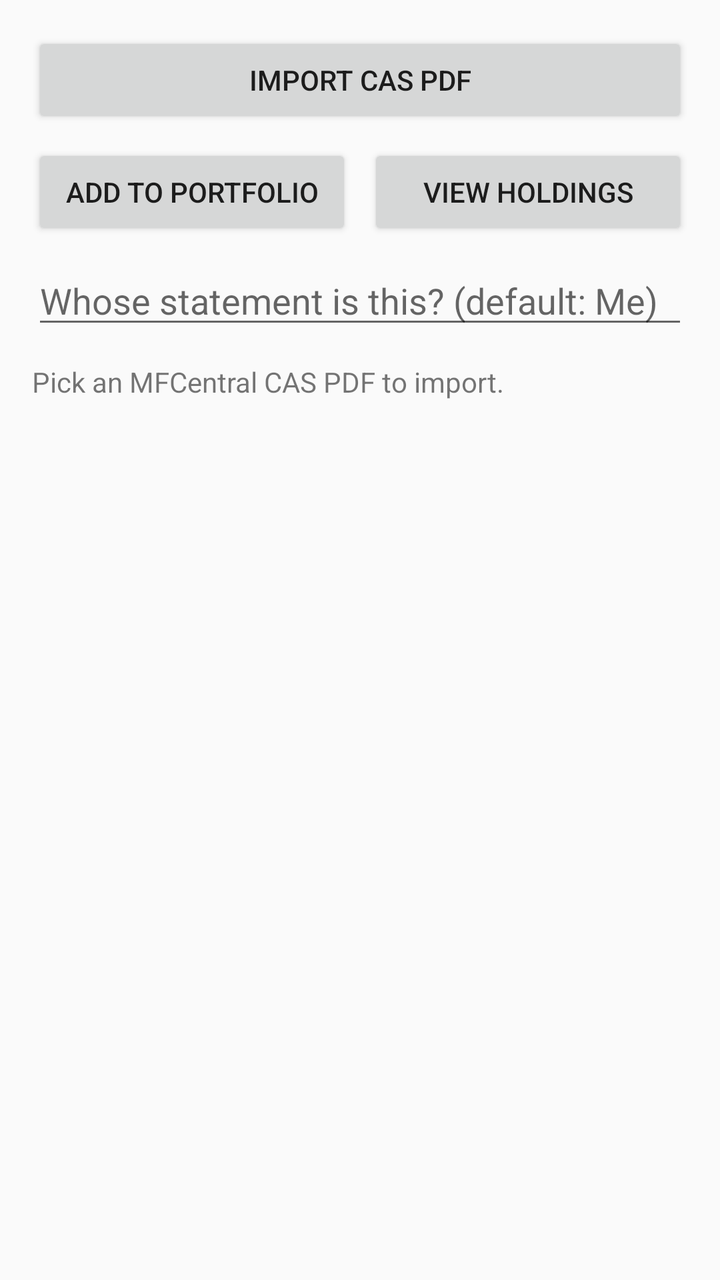
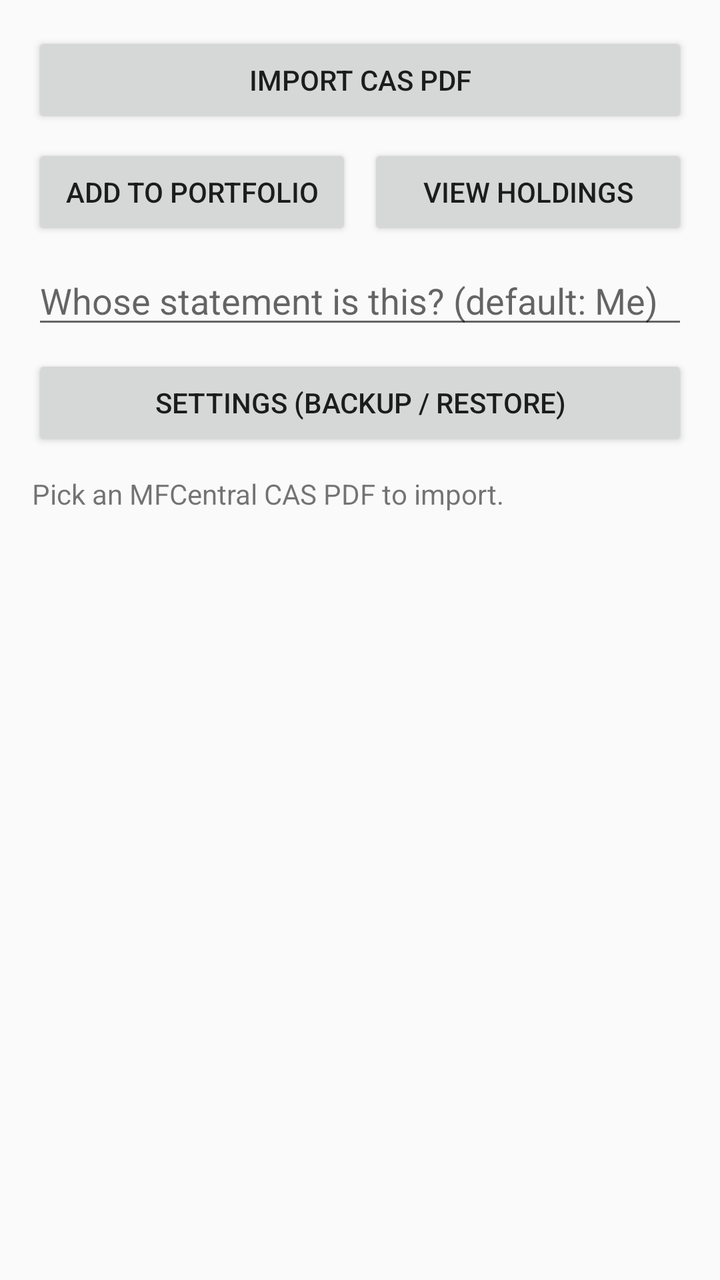

Compare the two renders of this Android layout. The source of the first and the diff that turns it into the second are given below.
<!-- AndroidManifest.xml: application theme Theme.AppCompat.Light.NoActionBar -->
<!-- res/layout/activity_main.xml -->
<?xml version="1.0" encoding="utf-8"?>
<LinearLayout xmlns:android="http://schemas.android.com/apk/res/android"
    android:layout_width="match_parent"
    android:layout_height="match_parent"
    android:orientation="vertical"
    android:padding="16dp">

    <Button
        android:id="@+id/importButton"
        android:layout_width="match_parent"
        android:layout_height="wrap_content"
        android:text="Import CAS PDF" />

    <LinearLayout
        android:layout_width="match_parent"
        android:layout_height="wrap_content"
        android:orientation="horizontal"
        android:layout_marginTop="8dp">

        <Button
            android:id="@+id/commitButton"
            android:layout_width="0dp"
            android:layout_height="wrap_content"
            android:layout_weight="1"
            android:layout_marginEnd="4dp"
            android:text="Add to Portfolio" />

        <Button
            android:id="@+id/viewHoldingsButton"
            android:layout_width="0dp"
            android:layout_height="wrap_content"
            android:layout_weight="1"
            android:layout_marginStart="4dp"
            android:text="View Holdings" />

    </LinearLayout>

    <EditText
        android:id="@+id/memberNameInput"
        android:layout_width="match_parent"
        android:layout_height="wrap_content"
        android:layout_marginTop="8dp"
        android:hint="Whose statement is this? (default: Me)"
        android:inputType="textPersonName" />

    <TextView
        android:id="@+id/statusText"
        android:layout_width="match_parent"
        android:layout_height="wrap_content"
        android:layout_marginTop="12dp"
        android:textSize="14sp"
        android:text="Pick an MFCentral CAS PDF to import." />

    <androidx.recyclerview.widget.RecyclerView
        android:id="@+id/transactionsList"
        android:layout_width="match_parent"
        android:layout_height="0dp"
        android:layout_weight="1"
        android:layout_marginTop="12dp" />

</LinearLayout>
<!-- resources referenced by this layout -->
<resources>

</resources>

<!-- the commit's change to res/layout/activity_main.xml (unified diff, before → after) -->
@@ -43,6 +43,13 @@
         android:hint="Whose statement is this? (default: Me)"
         android:inputType="textPersonName" />
 
+    <Button
+        android:id="@+id/settingsButton"
+        android:layout_width="match_parent"
+        android:layout_height="wrap_content"
+        android:layout_marginTop="8dp"
+        android:text="Settings (Backup / Restore)" />
+
     <TextView
         android:id="@+id/statusText"
         android:layout_width="match_parent"
